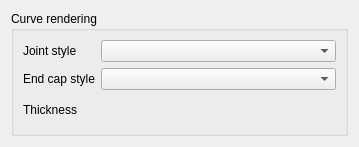
Old version of the form editor/gui/dlgcurveparams.ui in the repository ensisoft/detonator.
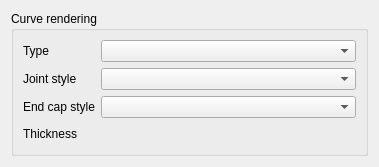
New version of the form. Custom widgets are drawn as their Qt base class.

Commit message:
Add first support for redering drawable entity curves
Add first support for redering drawable entity curves, i.e. curves
that are only for visual use and aren't connected to a spline mover.

```diff
--- a/editor/gui/dlgcurveparams.ui
+++ b/editor/gui/dlgcurveparams.ui
@@ -6,8 +6,8 @@
    <rect>
     <x>0</x>
     <y>0</y>
-    <width>359</width>
-    <height>147</height>
+    <width>379</width>
+    <height>167</height>
    </rect>
   </property>
   <property name="windowTitle">
@@ -23,20 +23,10 @@
       <bool>true</bool>
      </property>
      <layout class="QGridLayout" name="gridLayout">
-      <item row="1" column="0">
-       <widget class="QLabel" name="label_2">
-        <property name="text">
-         <string>End cap style</string>
-        </property>
-       </widget>
-      </item>
       <item row="1" column="1">
-       <widget class="QComboBox" name="cmbEndCapStyle"/>
-      </item>
-      <item row="0" column="1">
        <widget class="QComboBox" name="cmbJointStyle"/>
       </item>
-      <item row="0" column="0">
+      <item row="1" column="0">
        <widget class="QLabel" name="label">
         <property name="sizePolicy">
          <sizepolicy hsizetype="Maximum" vsizetype="Preferred">
@@ -50,6 +40,9 @@
        </widget>
       </item>
       <item row="2" column="1">
+       <widget class="QComboBox" name="cmbEndCapStyle"/>
+      </item>
+      <item row="3" column="1">
        <widget class="gui::DoubleSpinBox" name="width">
         <property name="focusPolicy">
          <enum>Qt::WheelFocus</enum>
@@ -70,12 +63,29 @@
        </widget>
       </item>
       <item row="2" column="0">
+       <widget class="QLabel" name="label_2">
+        <property name="text">
+         <string>End cap style</string>
+        </property>
+       </widget>
+      </item>
+      <item row="3" column="0">
        <widget class="QLabel" name="label_3">
         <property name="text">
          <string>Thickness</string>
         </property>
        </widget>
       </item>
+      <item row="0" column="0">
+       <widget class="QLabel" name="label_4">
+        <property name="text">
+         <string>Type</string>
+        </property>
+       </widget>
+      </item>
+      <item row="0" column="1">
+       <widget class="QComboBox" name="cmbCurveStyle"/>
+      </item>
      </layout>
     </widget>
    </item>
```
Left out of the diff: 6 changed lines with no effect on the pictures. The commit also changes 8 other files.
